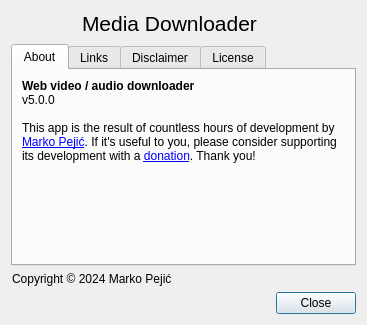
Before: the Qt Designer form src/designer/about_dialog.ui in markop404/media-downloader, drawn with Qt 5.
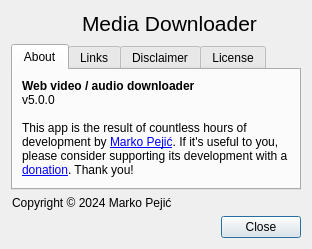
After: the same form once the commit is applied. Icons and pictures are not drawn.

```diff
--- a/src/designer/about_dialog.ui
+++ b/src/designer/about_dialog.ui
@@ -2,12 +2,6 @@
 <ui version="4.0">
  <class>AboutDialog</class>
  <widget class="QDialog" name="AboutDialog">
-  <property name="minimumSize">
-   <size>
-    <width>367</width>
-    <height>325</height>
-   </size>
-  </property>
   <property name="windowTitle">
    <string>About</string>
   </property>
```
